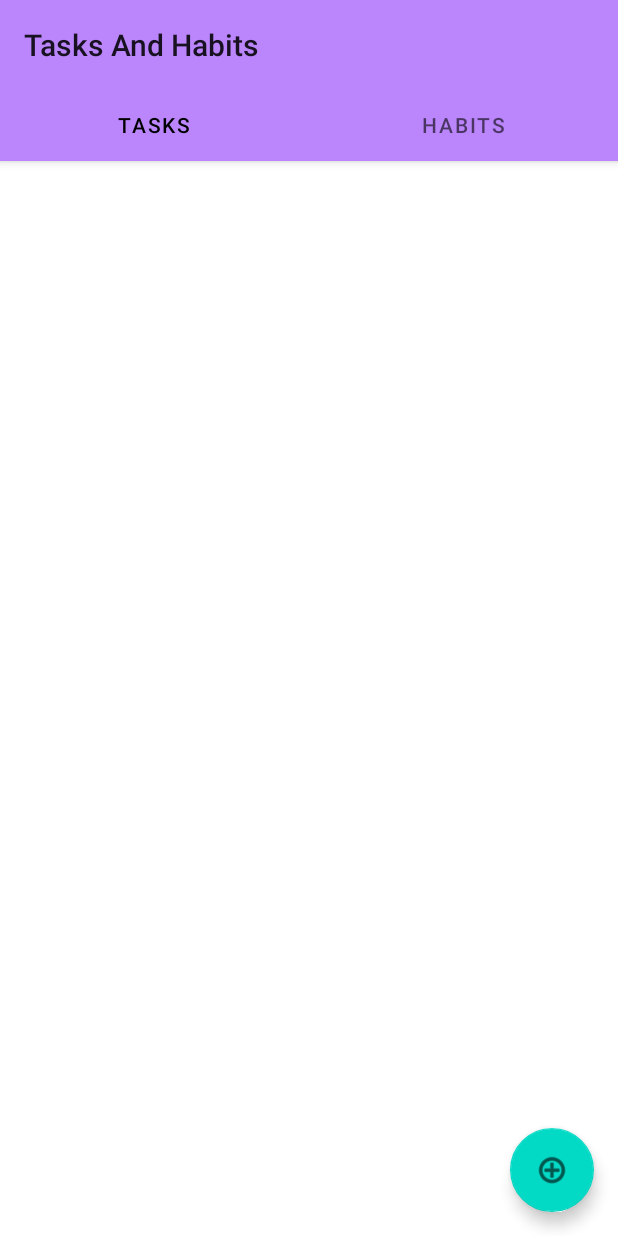
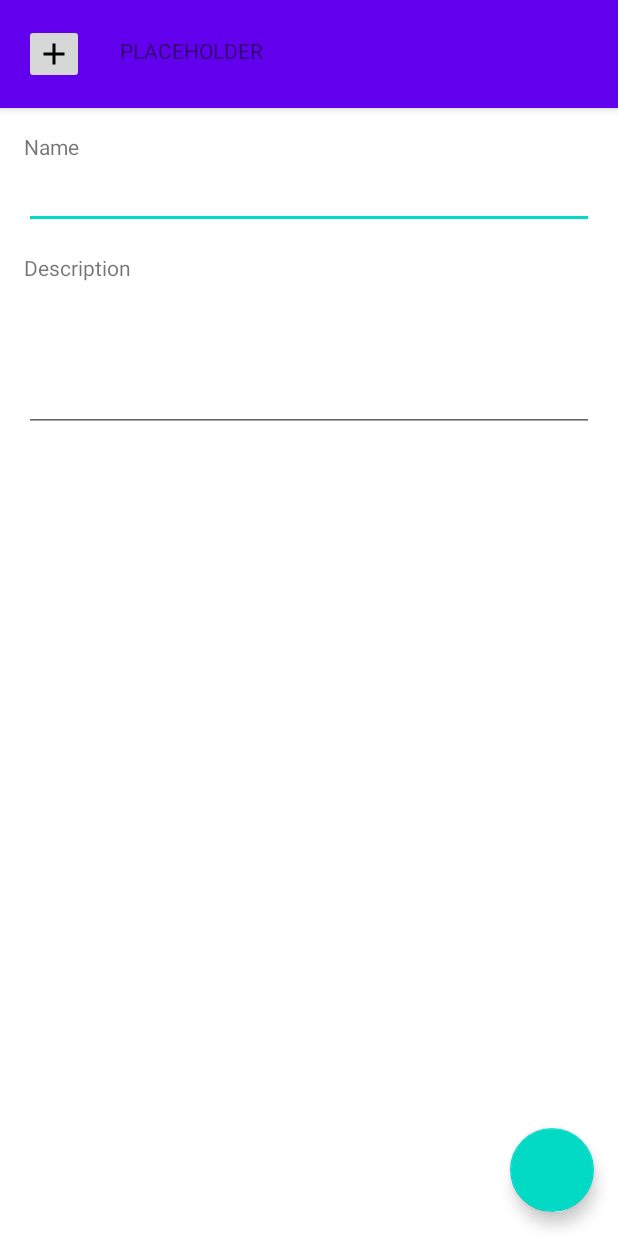
Before and after one commit to Oktawski/tasks-and-habits-android, an Android app: the screen it shows after launch (MainActivity before the commit, AddItemActivity after it), after a tap on an icon or button, on a phone screen of 412 x 824 dp. Run offline under Robolectric (Android 15) with nearby library versions, the phone set to English and light mode, and no system bars; our stand-ins replace Room's generated code.

Commit message:
AddItemActivity, TaskAddFragment

```diff
--- a/app/src/main/AndroidManifest.xml
+++ b/app/src/main/AndroidManifest.xml
@@ -8,7 +8,7 @@
         android:label="@string/app_name"
         android:roundIcon="@mipmap/ic_launcher_round"
         android:supportsRtl="true"
-        android:theme="@style/Theme.MaterialComponents.Light">
+        android:theme="@style/Theme.MaterialComponents.Light.NoActionBar">
         <activity
             android:name=".MainActivity"
             android:label="@string/app_name"
@@ -19,6 +19,7 @@
                 <category android:name="android.intent.category.LAUNCHER" />
             </intent-filter>
         </activity>
+        <activity android:name=".ui.main.AddItemActivity"/>
     </application>
 
 </manifest>
--- a/app/src/main/java/com/example/tah/MainActivity.java
+++ b/app/src/main/java/com/example/tah/MainActivity.java
@@ -1,5 +1,6 @@
 package com.example.tah;
 
+import android.content.Intent;
 import android.os.Bundle;
 import android.view.View;
 import android.widget.ImageView;
@@ -9,6 +10,7 @@ import androidx.lifecycle.ViewModelProvider;
 import androidx.viewpager2.widget.ViewPager2;
 
 import com.example.tah.models.TaskViewModel;
+import com.example.tah.ui.main.AddItemActivity;
 import com.example.tah.ui.main.SectionsPagerAdapter;
 import com.google.android.material.floatingactionbutton.FloatingActionButton;
 import com.google.android.material.tabs.TabLayout;
@@ -39,6 +41,7 @@ public class MainActivity extends AppCompatActivity {
         // temp
         fab.setOnClickListener(v -> {
             // TODO new item activity/fragment, Task or Habit
+            startActivity(new Intent(this, AddItemActivity.class));
 
         });
 
--- /dev/null
+++ b/app/src/main/java/com/example/tah/ui/main/AddItemActivity.kt
@@ -0,0 +1,26 @@
+package com.example.tah.ui.main
+
+import android.os.Bundle
+import android.widget.ImageButton
+import androidx.appcompat.app.AppCompatActivity
+import com.example.tah.R
+import com.example.tah.ui.task.TaskAddFragment
+
+class AddItemActivity: AppCompatActivity(){
+
+    override fun onCreate(savedInstanceState: Bundle?){
+        super.onCreate(savedInstanceState)
+        setContentView(R.layout.activity_add_item)
+
+        val backArrow = findViewById<ImageButton>(R.id.back_arrow)
+
+        supportFragmentManager.beginTransaction()
+                .replace(R.id.add_fragment_container, TaskAddFragment())
+                .commit()
+
+
+        backArrow.setOnClickListener{
+            finish()
+        }
+    }
+}
--- /dev/null
+++ b/app/src/main/res/layout/activity_add_item.xml
@@ -0,0 +1,48 @@
+<?xml version="1.0" encoding="utf-8"?>
+<RelativeLayout
+    xmlns:android="http://schemas.android.com/apk/res/android" android:layout_width="match_parent"
+    android:layout_height="match_parent"
+    style="@style/Theme.TasksAndHabits.NoActionBar"
+    >
+
+    <com.google.android.material.appbar.AppBarLayout
+        android:layout_width="match_parent"
+        android:layout_height="wrap_content"
+        android:id="@+id/app_bar"
+        >
+
+        <RelativeLayout
+            android:layout_width="match_parent"
+            android:layout_height="match_parent"
+            >
+
+            <ImageButton
+                android:layout_width="wrap_content"
+                android:layout_height="wrap_content"
+                android:padding="@dimen/appbar_padding_top"
+                android:layout_margin="@dimen/activity_vertical_margin"
+                android:id="@+id/back_arrow"
+                android:src="@drawable/ic_add_24px"
+                />
+
+            <TextView
+                android:layout_width="wrap_content"
+                android:layout_height="wrap_content"
+                android:text="@string/placeholder"
+                android:padding="@dimen/appbar_padding_top"
+                android:layout_marginTop="@dimen/activity_vertical_margin"
+                android:layout_toEndOf="@id/back_arrow"
+                />
+        </RelativeLayout>
+
+
+    </com.google.android.material.appbar.AppBarLayout>
+
+    <FrameLayout
+        android:layout_width="match_parent"
+        android:layout_height="match_parent"
+        android:id="@+id/add_fragment_container"
+        android:layout_below="@id/app_bar"/>
+
+
+</RelativeLayout>
--- a/app/src/main/res/layout/add_task_fragment.xml
+++ b/app/src/main/res/layout/add_task_fragment.xml
@@ -1,10 +1,15 @@
 <?xml version="1.0" encoding="utf-8"?>
-<RelativeLayout
-    xmlns:android="http://schemas.android.com/apk/res/android"
+<androidx.coordinatorlayout.widget.CoordinatorLayout xmlns:android="http://schemas.android.com/apk/res/android"
     android:layout_width="match_parent"
     android:layout_height="match_parent"
-    android:orientation="vertical"
-    >
+    xmlns:app="http://schemas.android.com/apk/res-auto"
+    android:orientation="vertical">
+
+    <RelativeLayout
+        android:layout_width="wrap_content"
+        android:layout_height="match_parent"
+        android:id="@+id/parentRelative">
+
 
     <TextView
         android:layout_width="wrap_content"
@@ -43,13 +48,15 @@
         android:layout_marginRight="@dimen/activity_horizontal_margin"
         />
 
+    </RelativeLayout>
+
     <com.google.android.material.floatingactionbutton.FloatingActionButton
+        android:id="@+id/add"
         android:layout_width="wrap_content"
         android:layout_height="wrap_content"
-        android:id="@+id/add"
-        android:layout_gravity="end|bottom"
+        android:layout_alignParentEnd="true"
+        android:layout_alignParentRight="true"
         android:layout_margin="@dimen/fab_margin"
-        android:layout_alignParentRight="true"
-        android:layout_alignParentBottom="true"
-        />
-</RelativeLayout>
+        app:layout_anchor="@+id/parentRelative"
+        app:layout_anchorGravity="end|bottom" />
+</androidx.coordinatorlayout.widget.CoordinatorLayout>
--- a/app/src/main/res/layout/fragment_tasks.xml
+++ b/app/src/main/res/layout/fragment_tasks.xml
@@ -10,4 +10,7 @@
     android:layout_marginRight="16dp"
     app:layoutManager="LinearLayoutManager"
     tools:context=".ui.task.TasksFragment"
-    tools:listitem="@layout/item_task" />
+    tools:listitem="@layout/item_task"
+    android:paddingBottom="64dp"
+    android:clipToPadding="false"
+    />
```
